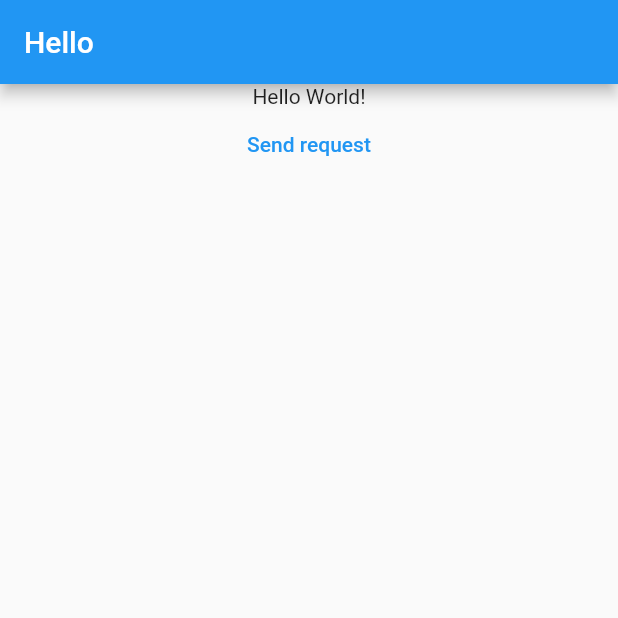
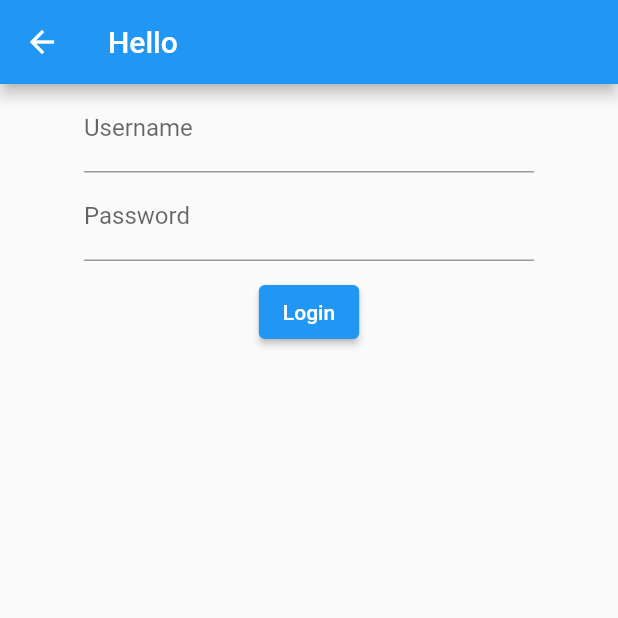
Before and after one commit to Typelias/RedditAppFrontend, a Flutter app: the screen it shows after launch, on a phone screen of 412 x 824 dp, the top half of it. Run offline on Flutter 3.47's test engine with Material 2 defaults, Android fonts, the phone set to English and light mode, and no system bars; our stand-ins replace shared_preferences.

Commit message:
Login now working

```diff
--- /dev/null
+++ b/lib/Providers/user.dart
@@ -0,0 +1,44 @@
+import 'dart:convert';
+
+import 'package:flutter/foundation.dart';
+import 'package:http/http.dart' as http;
+import 'package:shared_preferences/shared_preferences.dart';
+
+class User with ChangeNotifier {
+  String username = "";
+  String password = "";
+  String token = "";
+
+  void setUser(String username, String password) {
+    this.username = username;
+    this.password = password;
+  }
+
+  Future<String> doLogin() async {
+    final response = await http.post(Uri.parse("http://localhost:8080/login"),
+        body: jsonEncode(<String, String>{
+          "username": this.username,
+          "password": this.password
+        }));
+
+    this.token = json.decode(response.body)["Token"];
+    print(this.token);
+    final prefs = await SharedPreferences.getInstance();
+    prefs.setString(username, token);
+    prefs.setString("last-user", username);
+
+    return this.token;
+  }
+
+  Future<bool> getToken() async {
+    final prefs = await SharedPreferences.getInstance();
+    if (prefs.containsKey("last-user")) {
+      var user = prefs.getString("last-user");
+      this.token = prefs.getString(user!)!;
+      return true;
+    }
+
+    return false;
+  }
+
+}
--- /dev/null
+++ b/lib/Screens/LoginScreen.dart
@@ -0,0 +1,83 @@
+import 'package:flutter/material.dart';
+import 'package:provider/provider.dart';
+import 'package:reddit_frontend/Providers/user.dart';
+
+class LoginScreen extends StatefulWidget {
+  static const routName = "/login";
+  const LoginScreen({
+    Key? key,
+  }) : super(key: key);
+
+  @override
+  _LoginScreenState createState() => _LoginScreenState();
+}
+
+class _LoginScreenState extends State<LoginScreen> {
+
+  @override
+  void initState() {
+
+    super.initState();
+  }
+
+  @override
+  Widget build(BuildContext context) {
+    String username = "";
+    String password = "";
+    final GlobalKey<FormState> _formKey = GlobalKey<FormState>();
+    return Scaffold(
+      appBar: AppBar(
+        title: Text('Hello'),
+      ),
+      body: Center(
+        child: Container(
+          width: 300,
+          child: Form(
+            key: _formKey,
+            child: Column(
+              children: [
+                TextFormField(
+                  decoration: InputDecoration(labelText: "Username"),
+                  validator: (String? value) {
+                    if (value == null || value.isEmpty) {
+                      return "Please provide a value";
+                    }
+                    return null;
+                  },
+                  onSaved: (String? val) {
+                    username = val.toString();
+                  },
+                ),
+                TextFormField(
+                  decoration: InputDecoration(labelText: "Password"),
+                  obscureText: true,
+                  validator: (String? value) {
+                    if (value == null || value.isEmpty) {
+                      return "Please provide a value";
+                    }
+                    return null;
+                  },
+                  onSaved: (String? val) {
+                    password = val.toString();
+                  },
+                ),
+                Padding(padding: EdgeInsets.only(top: 10)),
+                ElevatedButton(
+                  onPressed: () {
+                    _formKey.currentState?.save();
+                    if (_formKey.currentState!.validate()) {
+                      Provider.of<User>(context, listen: false).setUser(username, password);
+                      Provider.of<User>(context, listen: false).doLogin();
+                      Navigator.of(context).pop();
+                    }
+                  },
+                  child: Text("Login"),
+                )
+              ],
+            ),
+          ),
+        ),
+      ),
+    );
+  }
+}
--- a/lib/main.dart
+++ b/lib/main.dart
@@ -1,5 +1,8 @@
 import 'package:flutter/material.dart';
-import 'package:reddit_frontend/user.dart';
+import 'package:reddit_frontend/Providers/home.dart';
+import 'package:reddit_frontend/Providers/user.dart';
+import 'package:reddit_frontend/Screens/LoginScreen.dart';
+import 'package:provider/provider.dart';
 
 void main() {
   runApp(MyApp());
@@ -10,25 +13,18 @@ class MyApp extends StatelessWidget {
 
   @override
   Widget build(BuildContext context) {
-    return MaterialApp(
-      debugShowCheckedModeBanner: false,
-      home: Scaffold(
-        appBar: AppBar(
-          title: Text('Hello'),
-        ),
-        body: Center(
-          child: Column(
-            children: [
-              Text('Hello World!'),
-              TextButton(
-                onPressed: () {
-
-                },
-                child: Text("Send request"),
-              )
-            ],
-          ),
-        ),
+    return MultiProvider(
+      providers: [
+        ChangeNotifierProvider(
+          create: (_) => User(),
+        )
+      ],
+      child: MaterialApp(
+        title: "Best Reddit App",
+        home: HomeScreen(),
+        routes: {
+          LoginScreen.routName: (ctx) => LoginScreen(),
+        },
       ),
     );
   }
--- a/pubspec.yaml
+++ b/pubspec.yaml
@@ -24,11 +24,13 @@ dependencies:
   flutter:
     sdk: flutter
   http: ^0.13.3
+  provider: ^5.0.0
 
 
   # The following adds the Cupertino Icons font to your application.
   # Use with the CupertinoIcons class for iOS style icons.
   cupertino_icons: ^1.0.2
+  shared_preferences: ^2.0.6
 
 dev_dependencies:
   flutter_test:
```
Also changed, not shown: lib/Providers/home.dart (added, +53 -0 lines), lib/user.dart (deleted, +0 -25 lines), pubspec.lock.
